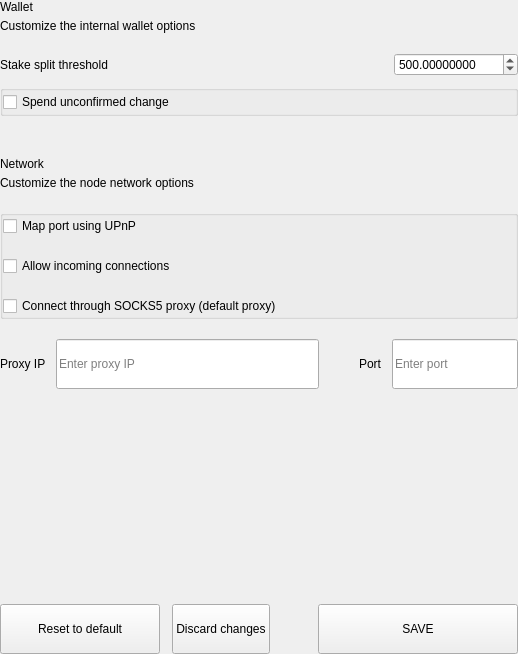
Before: the Qt Designer form src/qt/oro/settings/forms/settingswalletoptionswidget.ui in ORO-mlm/ORO-Core, drawn with Qt 5.
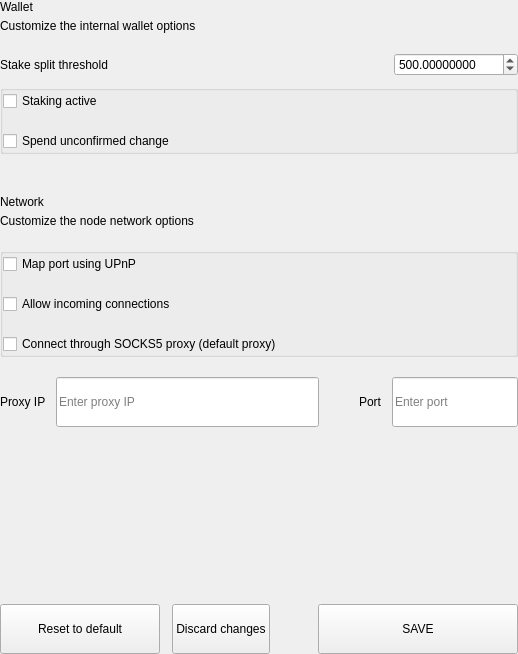
After: the same form once the commit is applied.

Commit message: Staking Button

```diff
--- a/src/qt/oro/settings/forms/settingswalletoptionswidget.ui
+++ b/src/qt/oro/settings/forms/settingswalletoptionswidget.ui
@@ -160,6 +160,13 @@
            <property name="bottomMargin">
             <number>0</number>
            </property>
+           <item>
+            <widget class="QCheckBox" name="radioButtonStakingActive">
+             <property name="text">
+              <string>Staking active</string>
+             </property>
+            </widget>
+           </item>
            <item>
             <widget class="QCheckBox" name="radioButtonSpend">
              <property name="text">
```
Left out of the diff: 6 changed lines with no effect on the pictures. The commit also changes 16 other files.
